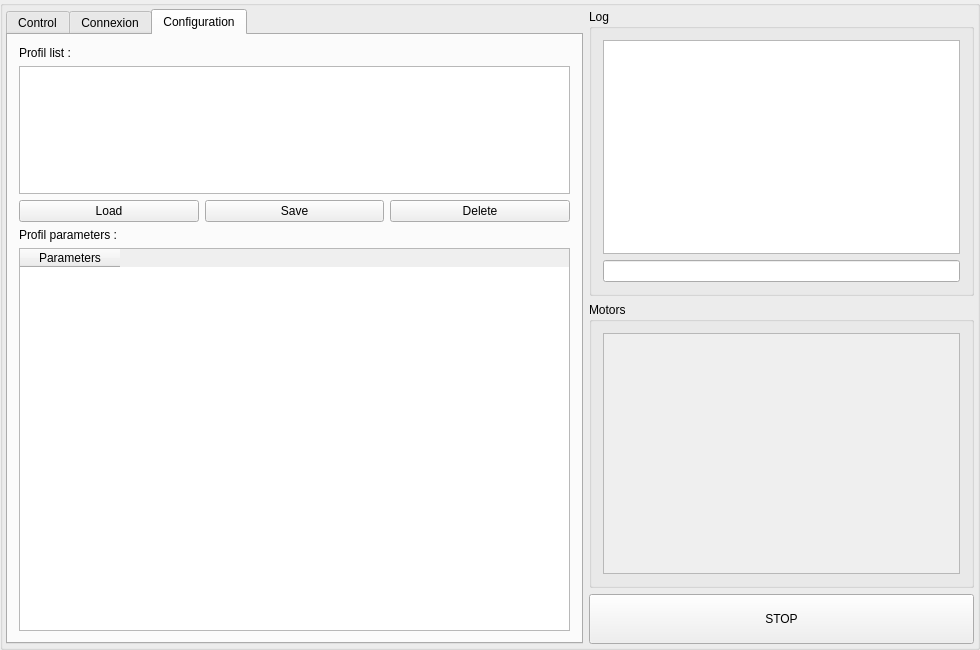
Qt form dario.ui (exmachina-dev/EXM-dario) before a commit.
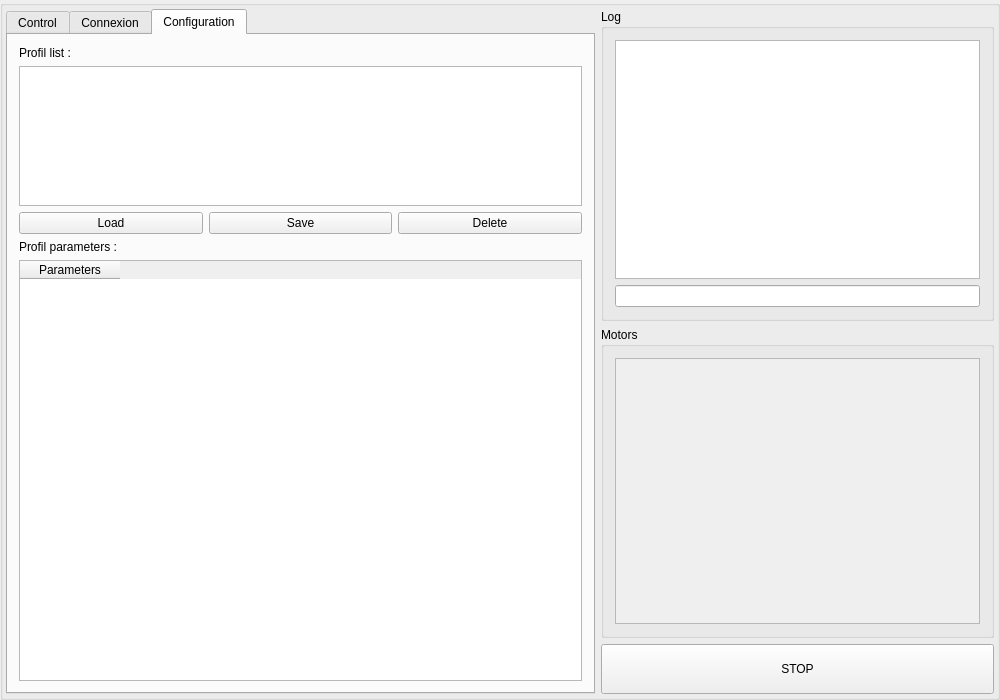
The same form after that commit. Icons and pictures are not drawn.

Commit message: Modify main window size

```diff
--- a/dario.ui
+++ b/dario.ui
@@ -9,8 +9,8 @@
    <rect>
     <x>0</x>
     <y>0</y>
-    <width>980</width>
-    <height>650</height>
+    <width>1000</width>
+    <height>700</height>
    </rect>
   </property>
   <property name="sizePolicy">
```
